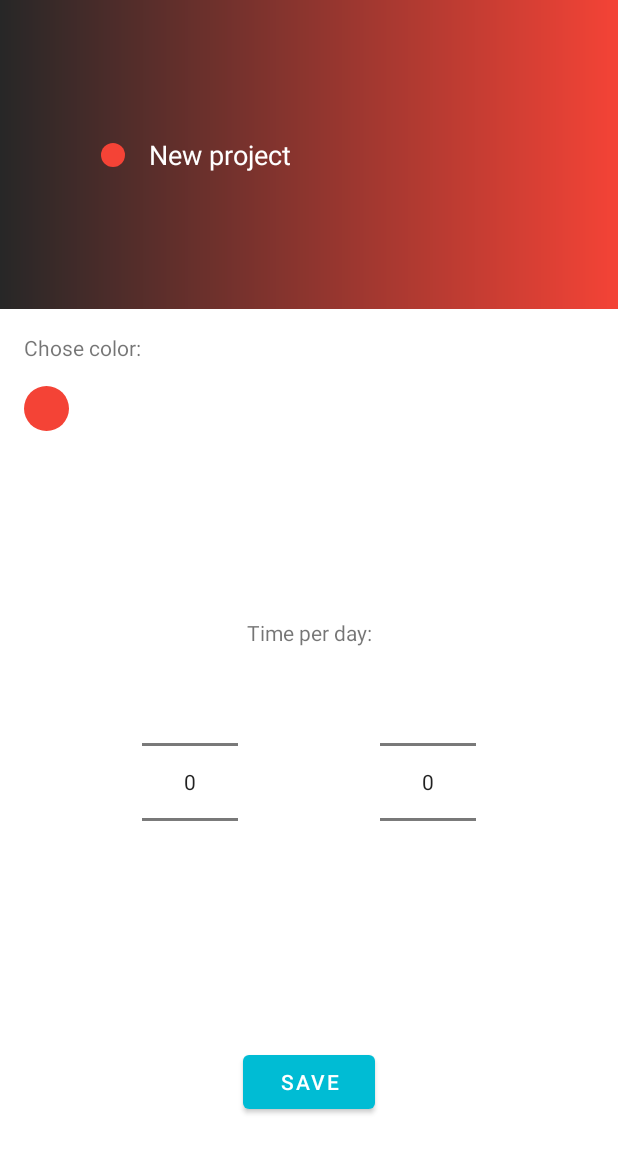
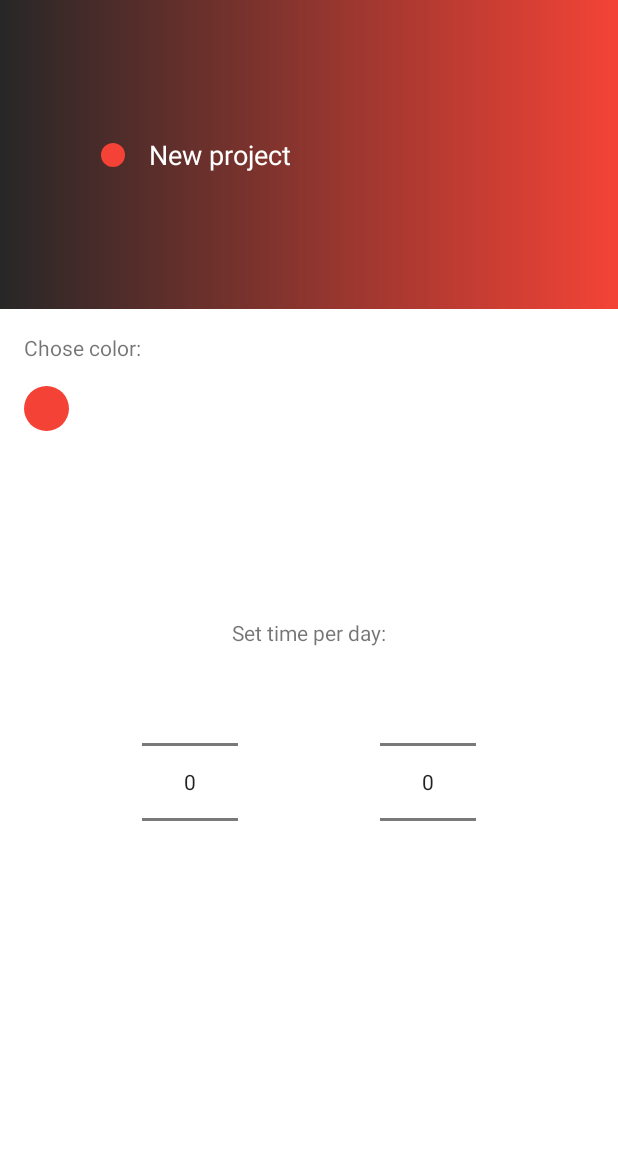
Before and after one commit to lordicase/TimeManager, an Android app: the layout activity_add_item.xml on its own in the app's theme, with its tools: preview values and no code run, on a phone screen of 412 x 824 dp. Shown: the top 1153 px of the screen. Run offline under Robolectric (Android 15) with nearby library versions, the phone set to English and light mode, and no system bars.

Commit message:
created add project logic by using ActivityResultLauncher, create menu, some changes in themes,

```diff
--- a/app/src/main/AndroidManifest.xml
+++ b/app/src/main/AndroidManifest.xml
@@ -9,7 +9,8 @@
         android:roundIcon="@mipmap/ic_launcher_round"
         android:supportsRtl="true"
         android:theme="@style/Theme.TimeManager">
-        <activity android:name=".MainActivity">
+        <activity android:name=".MainActivity"
+            android:exported="true">
             <intent-filter>
                 <action android:name="android.intent.action.MAIN" />
 
--- a/app/src/main/res/layout/activity_add_item.xml
+++ b/app/src/main/res/layout/activity_add_item.xml
@@ -32,7 +32,7 @@
             android:background="@null"
             android:ems="10"
             android:hint="New project"
-            android:inputType="textPersonName"
+            android:inputType="text"
             android:textColor="#FFFFFF"
             android:textColorHint="#FFFFFF"
             app:layout_constraintBottom_toBottomOf="parent"
@@ -83,7 +83,7 @@
             android:id="@+id/textView"
             android:layout_width="wrap_content"
             android:layout_height="wrap_content"
-            android:text="Time per day:"
+            android:text="Set time per day:"
             app:layout_constraintEnd_toEndOf="parent"
             app:layout_constraintStart_toStartOf="parent" />
 
@@ -112,20 +112,7 @@
         android:layout_width="match_parent"
         android:layout_height="0dp"
         app:layout_constraintBottom_toBottomOf="parent"
-        app:layout_constraintTop_toBottomOf="@+id/constraintLayout10">
-
-        <Button
-            android:id="@+id/save_button"
-            android:layout_width="wrap_content"
-            android:layout_height="wrap_content"
-            android:text="Save"
-            android:visibility="visible"
-            app:layout_constraintBottom_toBottomOf="parent"
-            app:layout_constraintEnd_toEndOf="parent"
-            app:layout_constraintHorizontal_bias="0.5"
-            app:layout_constraintStart_toStartOf="parent"
-            app:layout_constraintTop_toTopOf="parent" />
-    </androidx.constraintlayout.widget.ConstraintLayout>
+        app:layout_constraintTop_toBottomOf="@+id/constraintLayout10"/>
 
 
 
--- a/app/src/main/res/values/themes.xml
+++ b/app/src/main/res/values/themes.xml
@@ -1,6 +1,6 @@
 <resources xmlns:tools="http://schemas.android.com/tools">
     <!-- Base application theme. -->
-    <style name="Theme.TimeManager" parent="Theme.MaterialComponents.DayNight.NoActionBar">
+    <style name="Theme.TimeManager" parent="Theme.MaterialComponents.DayNight.DarkActionBar">
         <!-- Primary brand color. -->
         <item name="colorPrimary">@color/purple_500</item>
         <item name="colorPrimaryVariant">@color/purple_700</item>
```
Also changed, not shown: app/src/main/java/com/example/timemanager/AddProjectActivity.java (+76 -28 lines), app/src/main/java/com/example/timemanager/MainActivity.java (+31 -6 lines), app/src/main/res/menu/add_project_menu.xml (added, +9 -0 lines).
